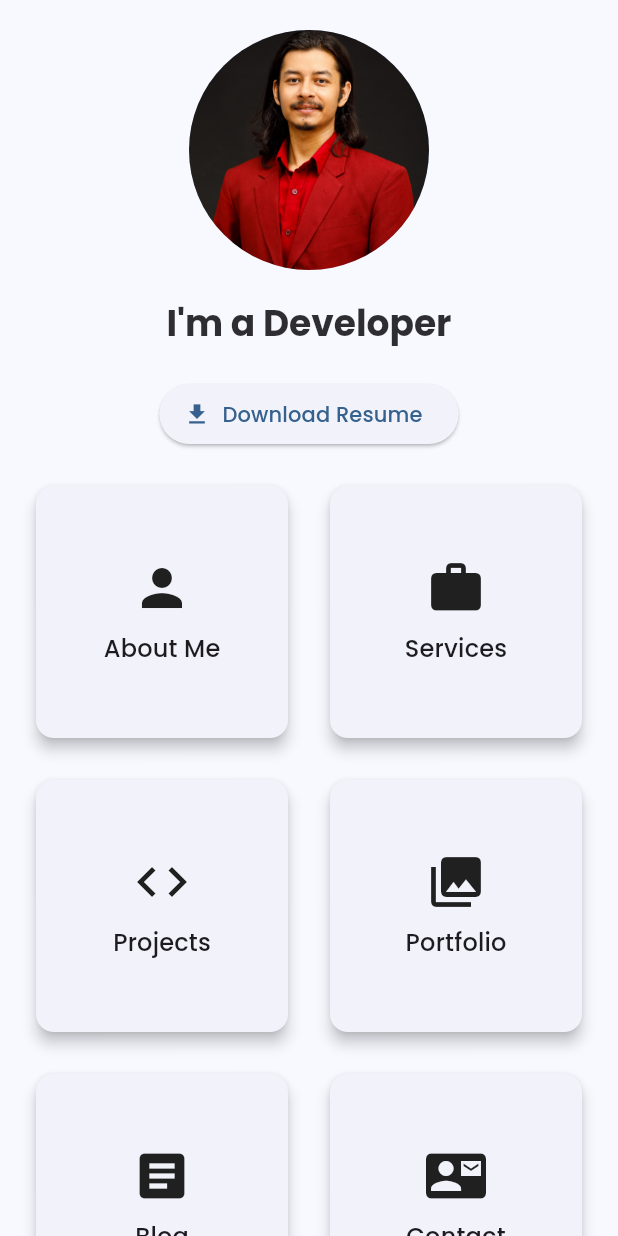
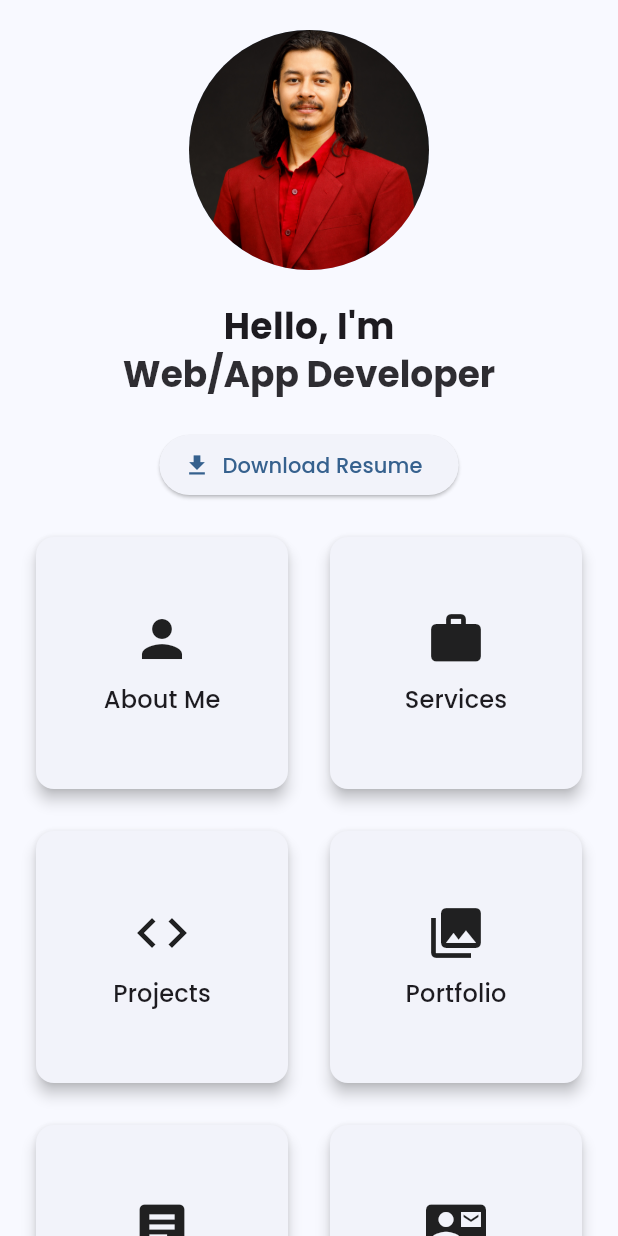
Before and after one commit to ekrajghimire/Personal-Flutter-App, a Flutter app: the HomeScreen screen opened directly, on a phone screen of 412 x 824 dp. Run offline on Flutter 3.47's test engine with Material 3 defaults, Android fonts, the light colour scheme and no system bars; our stand-ins replace cached_network_image, flutter_svg, google_fonts, share_plus, shared_preferences; accounts and stored records are empty.

Commit message:
update on various services

```diff
--- a/lib/screens/home/home_screen.dart
+++ b/lib/screens/home/home_screen.dart
@@ -19,9 +19,10 @@ class _HomeScreenState extends State<HomeScreen> {
   final int _selectedIndex = 0;
 
   final List<String> _roles = [
-    "I'm a Developer",
-    "I'm a Designer",
-    "I'm a Photographer",
+    "Web/App Developer",
+    "Graphics Designer",
+    "UI/UX Designer",
+    "Photographer",
   ];
 
   @override
@@ -42,6 +43,15 @@ class _HomeScreenState extends State<HomeScreen> {
                       backgroundImage: AssetImage('assets/images/profile.jpg'),
                     ),
                     const SizedBox(height: 20),
+                    // Text
+                    const Text(
+                      'Hello, I\'m',
+                      style: TextStyle(
+                        fontSize: 24,
+                        fontWeight: FontWeight.bold,
+                      ),
+                    ),
+
                     // Animated Text
                     AnimatedText(roles: _roles),
                     const SizedBox(height: 20),
```
